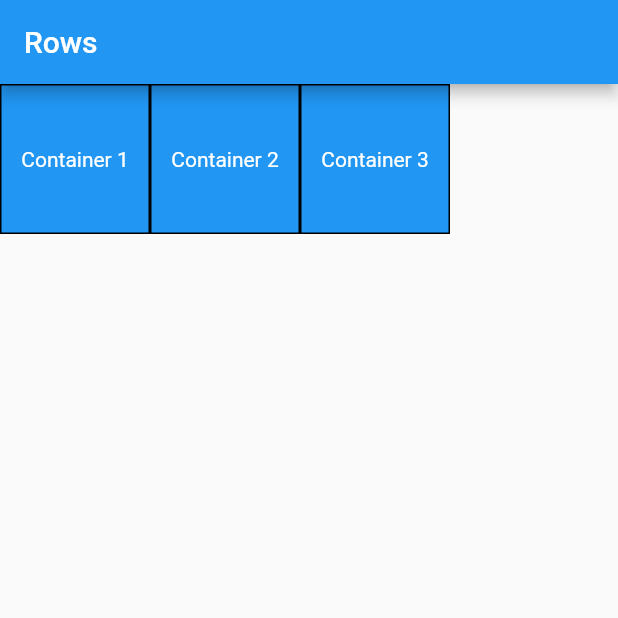
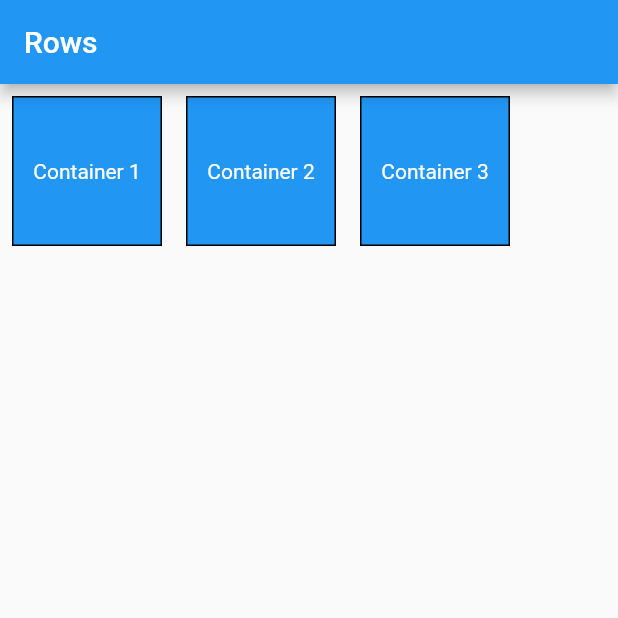
Before and after one commit to UserRounakk/rows-and-columns, a Flutter app: the screen it shows after launch, on a phone screen of 412 x 824 dp, the top half of it. Run offline on Flutter 3.47's test engine with Material 2 defaults, Android fonts, the phone set to English and light mode, and no system bars.

Commit message:
Margin Added

```diff
--- a/lib/box.dart
+++ b/lib/box.dart
@@ -16,6 +16,7 @@ class LayoutBox extends StatelessWidget {
     return Container(
       width: 100,
       height: 100,
+      margin: const EdgeInsets.all(8),
       decoration: BoxDecoration(
         color: color,
         border: Border.all(
```
